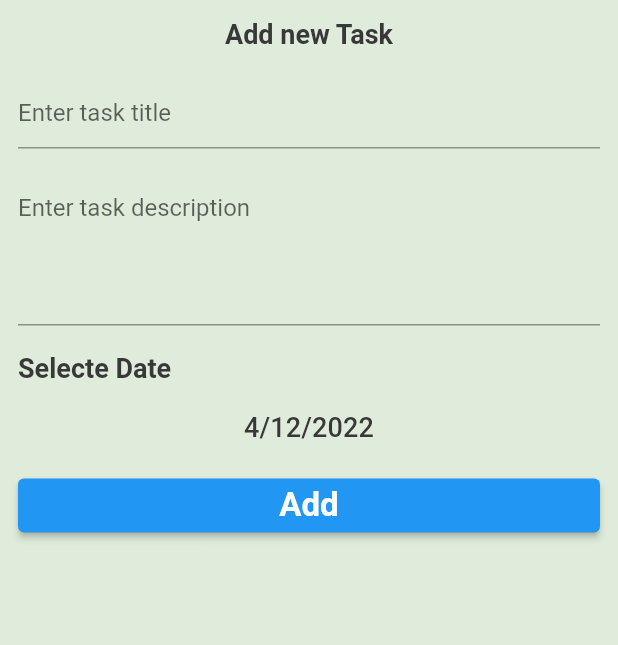
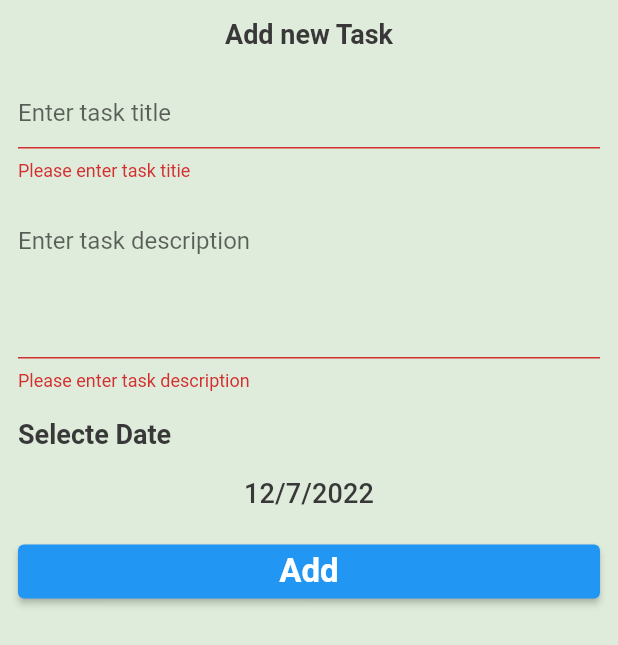
Before and after one commit to Amira-ElSafty/todo-app-alex-c7-sun, a Flutter app: the AddTaskBottomSheet widget shown alone on an empty page, opened directly, after a tap on "Add", on a phone screen of 412 x 824 dp. Shown: the top 645 px of the screen. Run offline on Flutter 3.47's test engine with Material 2 defaults, Android fonts, the phone set to English and light mode, and no system bars; our stand-ins replace calendar_timeline, cloud_firestore, firebase_core; accounts and stored records are empty.

Commit message:
finished addTask to firestore

```diff
--- /dev/null
+++ b/lib/firebase_utils.dart
@@ -0,0 +1,16 @@
+import 'package:cloud_firestore/cloud_firestore.dart';
+import 'package:flutter_todo_app_alex_c7/model/task.dart';
+
+CollectionReference<Task> getTaskCollection(){
+   return FirebaseFirestore.instance.collection('task')
+      .withConverter<Task>(
+      fromFirestore: ((snapshot, options) => Task.fromJson(snapshot.data()!)),
+      toFirestore: (task,options)=> task.toJson());
+}
+
+Future<void> addTaskToFireStore(Task task) {
+  var collection = getTaskCollection();  // collection
+  var docRef = collection.doc();  // document
+  task.id =  docRef.id ; // auto generate
+  return docRef.set(task);
+}
--- a/lib/home/task_list/add_task_bottom_sheet.dart
+++ b/lib/home/task_list/add_task_bottom_sheet.dart
@@ -1,6 +1,18 @@
 import 'package:flutter/material.dart';
+import 'package:flutter_todo_app_alex_c7/firebase_utils.dart';
+import 'package:flutter_todo_app_alex_c7/model/task.dart';
 
-class AddTaskBottomSheet extends StatelessWidget {
+class AddTaskBottomSheet extends StatefulWidget {
+  @override
+  State<AddTaskBottomSheet> createState() => _AddTaskBottomSheetState();
+}
+
+class _AddTaskBottomSheetState extends State<AddTaskBottomSheet> {
+  String title = '';
+  String description = '';
+  DateTime selectedDate = DateTime.now();
+
+  var formKey = GlobalKey<FormState>();
 
   @override
   Widget build(BuildContext context) {
@@ -15,18 +27,37 @@ class AddTaskBottomSheet extends StatelessWidget {
           ),
           SizedBox(height: 18,),
           Form(
+            key: formKey,
               child: Column(
                 children: [
                   TextFormField(
                     decoration: InputDecoration(
                       hintText: 'Enter task title'
                     ),
+                    onChanged: (text){
+                      title = text ;
+                    },
+                    validator: (text){
+                      if(text == null || text.isEmpty){
+                        return 'Please enter task titie'; // invalid
+                      }
+                      return null;   // validate
+                    },
                   ),
                   SizedBox(height: 18,),
                   TextFormField(
                     decoration: InputDecoration(
                         hintText: 'Enter task description'
                     ),
+                    onChanged: (text){
+                      description = text ;
+                    },
+                    validator: (text){
+                      if(text == null || text.isEmpty){
+                        return 'Please enter task description';  // invalid
+                      }
+                      return null ;  // valid
+                    },
                     minLines: 4,
                     maxLines: 4,
                   ),
@@ -41,15 +72,18 @@ class AddTaskBottomSheet extends StatelessWidget {
           InkWell(
             onTap: (){
               // show calendar
+              chooseDate();
             },
-            child: Text('4/12/2022',
+            child: Text('${selectedDate.month}/${selectedDate.day}/${selectedDate.year}',
               style: Theme.of(context).primaryTextTheme.subtitle2,
               textAlign: TextAlign.center,
             ),
           ),
           SizedBox(height: 18,),
           ElevatedButton(
-              onPressed: (){},
+              onPressed: (){
+                addTask();
+              },
               child: Text('Add',
                 style: Theme.of(context).primaryTextTheme.headline1,
               )
@@ -58,4 +92,38 @@ class AddTaskBottomSheet extends StatelessWidget {
       ),
     );
   }
+
+  void chooseDate() async{
+    var chosenDate = await showDatePicker(
+        context: context,
+        initialDate: selectedDate,
+        firstDate: DateTime.now(),
+        lastDate: DateTime.now().add(Duration(days: 365))
+    );
+    if(chosenDate != null){
+      selectedDate = chosenDate ;
+      setState(() {
+
+      });
+    }
+  }
+
+  void addTask() {
+    if(formKey.currentState?.validate() == true){
+      // validate   add task
+      Task task = Task(
+          title: title,
+          description: description,
+          date: selectedDate.millisecondsSinceEpoch
+      );
+      addTaskToFireStore(task).timeout(
+          Duration(milliseconds: 500),
+          onTimeout:(){
+            print('task was added successfully');
+            Navigator.pop(context);
+          } );
+    }
+  }
+
+
 }
--- /dev/null
+++ b/lib/model/task.dart
@@ -0,0 +1,37 @@
+class Task{
+  String id ;
+  String title ;
+  String description ;
+  int date ;
+  bool isDone ;
+
+  Task({this.id = '',
+    required this.title,
+    required this.description,
+    required this.date,
+    this.isDone = false
+  });
+
+  Task.fromJson(Map<String,dynamic> json):this
+      (
+      id: json['id'] as String,
+      title: json['title'] as String,
+      description: json['description'] as String ,
+      date: json['date'] as int,
+      isDone:json['isDone'] as bool
+    );
+
+  Map<String,dynamic> toJson(){  // task to map(json)
+    return {
+      "id" : id,
+      "title" : title,
+      "description" : description,
+      "date" : date,
+      "isDone" : isDone
+    };
+  }
+
+  // map => task   (firebase)
+// task => map   (to firestore) <String,dynamic>
+
+}
```
